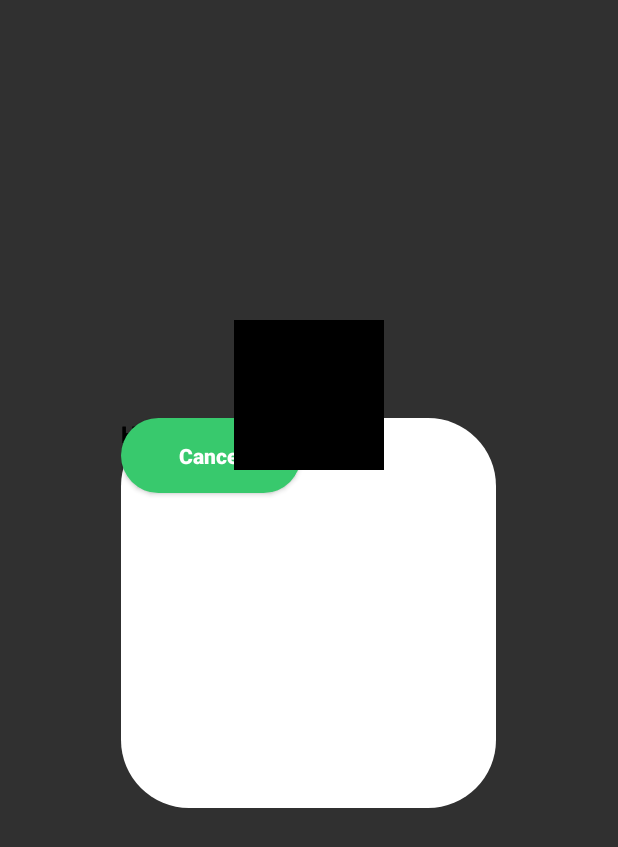
After one commit to FzBlackduck/App-Likescanner, an Android app: the layout activity_product_dialog2.xml on its own in the app's theme, with its tools: preview values and no code run, on a phone screen of 412 x 824 dp. The commit adds this screen. Shown: the top 847 px of the screen. Run offline under Robolectric (Android 15) with nearby library versions, the phone set to English and light mode, and no system bars.

Commit message:
save dialog

```diff
--- /dev/null
+++ b/app/src/main/res/drawable/border_while.xml
@@ -0,0 +1,8 @@
+<?xml version="1.0" encoding="utf-8"?>
+<shape xmlns:android="http://schemas.android.com/apk/res/android"
+    android:shape="rectangle">
+
+    <corners android:radius="45dp"/>
+    <solid android:color="@color/white"/>
+
+</shape>
--- /dev/null
+++ b/app/src/main/res/drawable/green.xml
@@ -0,0 +1,8 @@
+<?xml version="1.0" encoding="utf-8"?>
+<shape xmlns:android="http://schemas.android.com/apk/res/android"
+  android:shape="rectangle">
+
+    <corners android:radius="50dp"/>
+    <solid android:color="@color/green"/>
+
+</shape>
--- /dev/null
+++ b/app/src/main/res/layout/activity_product_dialog2.xml
@@ -0,0 +1,93 @@
+<?xml version="1.0" encoding="utf-8"?>
+<androidx.constraintlayout.widget.ConstraintLayout
+    xmlns:android="http://schemas.android.com/apk/res/android"
+    xmlns:app="http://schemas.android.com/apk/res-auto"
+    xmlns:tools="http://schemas.android.com/tools"
+    android:layout_width="match_parent"
+    android:layout_height ="match_parent"
+    android:layout_centerInParent="true">
+
+
+    <androidx.constraintlayout.widget.ConstraintLayout
+        android:layout_width="270dp"
+        android:layout_height="350dp"
+        android:layout_centerInParent="true"
+        android:layout_marginStart="80dp"
+        android:layout_marginLeft="80dp"
+        android:layout_marginTop="192dp"
+        android:layout_marginEnd="81dp"
+        android:layout_marginRight="81dp"
+        android:layout_marginBottom="239dp"
+        app:layout_constraintBottom_toBottomOf="parent"
+        app:layout_constraintEnd_toEndOf="parent"
+        app:layout_constraintStart_toStartOf="parent"
+        app:layout_constraintTop_toTopOf="parent">
+
+        <androidx.constraintlayout.widget.ConstraintLayout
+            android:id="@+id/constraintLayout"
+            android:layout_width="250dp"
+            android:layout_height="260dp"
+            android:layout_alignParentBotton="true"
+            android:layout_centerHorizoontal="true"
+            android:layout_marginTop="40dp"
+            android:background="@drawable/border_while"
+            app:layout_constraintBottom_toBottomOf="parent"
+            app:layout_constraintEnd_toEndOf="parent"
+            app:layout_constraintStart_toStartOf="parent"
+            app:layout_constraintTop_toTopOf="parent">
+
+            <TextView
+                android:id="@+id/t1"
+                android:layout_width="wrap_content"
+                android:layout_height="wrap_content"
+                android:layout_centerHorizoontal="true"
+                android:text="Hello"
+                android:textColor="@color/black"
+                android:textSize="15dp"
+                android:textStyle="bold"
+                tools:layout_editor_absoluteX="36dp"
+                tools:layout_editor_absoluteY="66dp" />
+
+            <TextView
+                android:id="@+id/t2"
+                android:layout_width="wrap_content"
+                android:layout_height="wrap_content"
+                android:layout_centerHorizoontal="true"
+                android:text="Hello123
+"
+                android:textColor="@color/black"
+                android:textSize="15dp"
+                android:textStyle="bold"
+                tools:layout_editor_absoluteX="36dp"
+                tools:layout_editor_absoluteY="104dp" />
+
+            <Button
+                android:id="@+id/button"
+                android:layout_width="120dp"
+                android:layout_height="50dp"
+                android:layout_centerHorizoontal="true"
+                android:background="@drawable/green"
+                android:gravity="center"
+                android:text="Cancel"
+                android:textAllCaps="false"
+                android:textStyle="bold"
+                tools:layout_editor_absoluteX="71dp"
+                tools:layout_editor_absoluteY="166dp" />
+
+
+        </androidx.constraintlayout.widget.ConstraintLayout>
+
+        <ImageView
+            android:id="@+id/image1"
+            android:layout_width="100dp"
+            android:layout_height="100dp"
+            android:layout_centerHorizoontal="true"
+            android:scaleType="centerCrop"
+            app:layout_constraintEnd_toEndOf="parent"
+            app:layout_constraintStart_toStartOf="parent"
+            app:layout_constraintTop_toTopOf="parent"
+            android:background="@color/black"/>
+
+
+    </androidx.constraintlayout.widget.ConstraintLayout>
+</androidx.constraintlayout.widget.ConstraintLayout>
--- a/app/src/main/res/values/colors.xml
+++ b/app/src/main/res/values/colors.xml
@@ -9,4 +9,7 @@
     <color name="white">#FFFFFFFF</color>
     <color name="barcode_field_value">#797979</color>
     <color name="barcode_field_box_stroke">#797979</color>
+
+
+    <color name="green">#38c96d</color>
 </resources>
```
